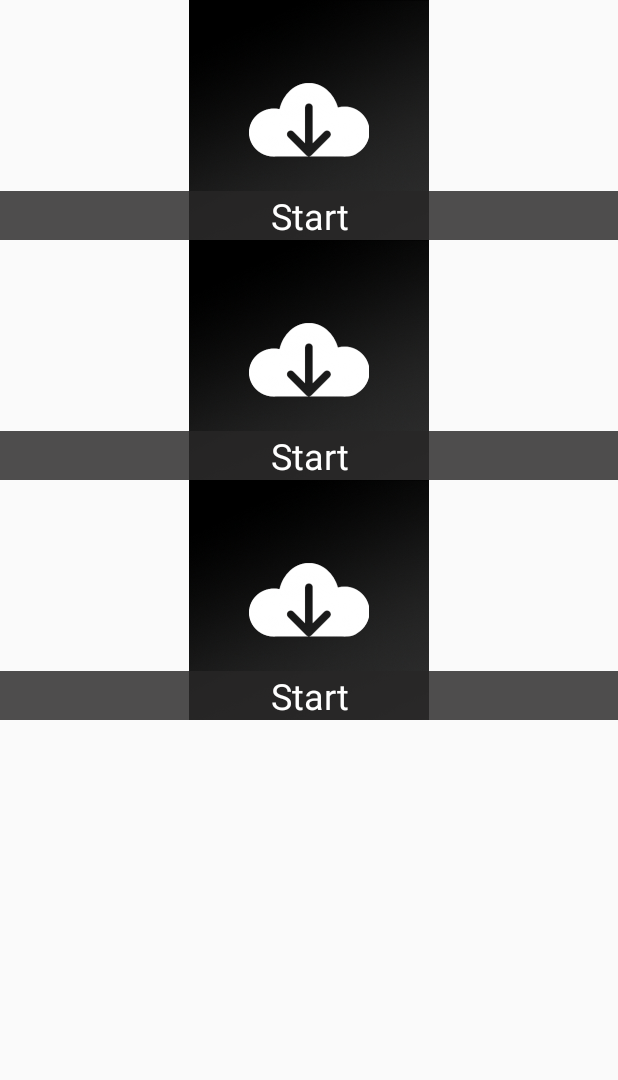
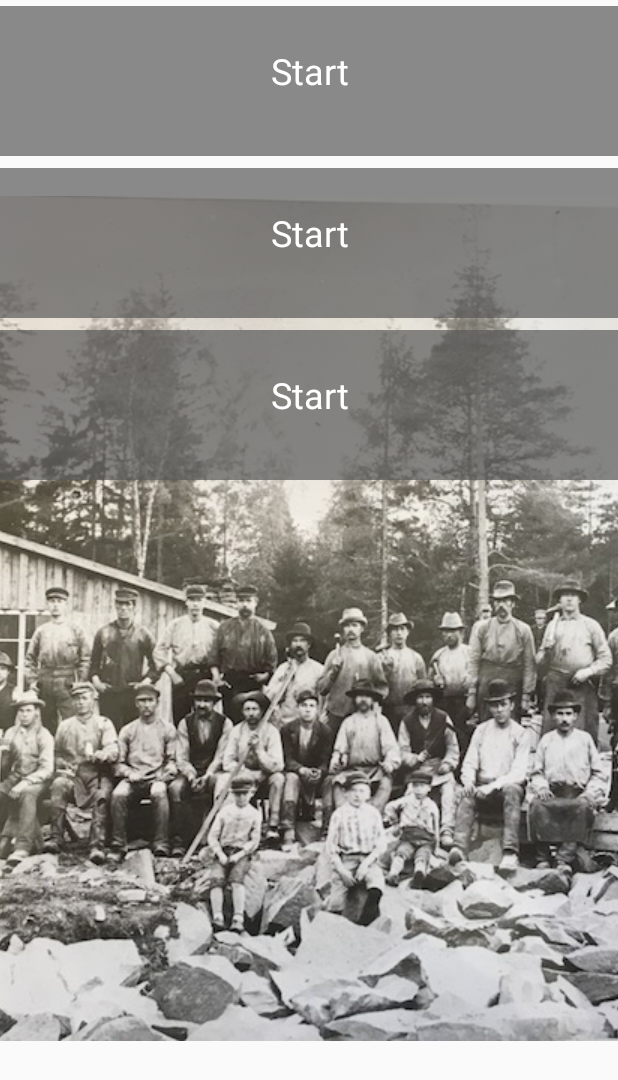
Before and after one commit to dszemenkar/Gylsboda, an Android app: the layout fragment_places_list.xml on its own in the app's theme, with its tools: preview values and no code run, on a phone screen of 412 x 824 dp. Shown: the top 1080 px of the screen. Run offline under Robolectric (Android 15) with nearby library versions, the phone set to English and light mode, and no system bars.

Commit message:
Updated UI

```diff
--- a/app/src/main/java/com/appkompaniet/gylsbodafriluftsmuseum/PlaceDetailsFragment.kt
+++ b/app/src/main/java/com/appkompaniet/gylsbodafriluftsmuseum/PlaceDetailsFragment.kt
@@ -43,7 +43,8 @@ savedInstanceState:Bundle?):View? {
 
             nameText.text = place.name
             descriptionText.text = place.description
-            likeText.text = likes.toString() + " gillar detta."
+            val likeMessage = getString(R.string.likes_text, likes.toString())
+            likeText.text = likeMessage
             Glide.with(imageView).load(pImage).into(imageView)
 
         })
@@ -54,7 +55,8 @@ savedInstanceState:Bundle?):View? {
             val pDesc = descriptionText.text.toString()
             likes = likes + 1
             val updatedPlace = Place(pId, pName, pDesc, likes, pImage)
-            likeText.text = likes.toString() + " gillar detta."
+            val likeMessage = getString(R.string.likes_text, likes.toString())
+            likeText.text = likeMessage
             viewModel.updatePlace(updatedPlace)
         }
 
--- a/app/src/main/java/com/appkompaniet/gylsbodafriluftsmuseum/PlacesListFragment.kt
+++ b/app/src/main/java/com/appkompaniet/gylsbodafriluftsmuseum/PlacesListFragment.kt
@@ -48,7 +48,6 @@ savedInstanceState:Bundle?):View? {
             val place = places[position]
             holder?.placeId = place.id
             holder?.placeName?.text = place.name
-            //Glide.with(holder?.itemView).load(place.image).into(holder?.placeImage)
         }
 
         override fun getItemCount(): Int = places.size
--- a/app/src/main/res/layout/fragment_place_details.xml
+++ b/app/src/main/res/layout/fragment_place_details.xml
@@ -23,6 +23,7 @@
                 android:layout_marginEnd="0dp"
                 android:layout_marginStart="0dp"
                 android:layout_marginTop="0dp"
+                android:scaleType="centerCrop"
                 android:src="@drawable/download"
                 app:layout_constraintEnd_toEndOf="parent"
                 app:layout_constraintStart_toStartOf="parent"
--- a/app/src/main/res/layout/fragment_places_list.xml
+++ b/app/src/main/res/layout/fragment_places_list.xml
@@ -7,6 +7,17 @@
     tools:context="com.appkompaniet.gylsbodafriluftsmuseum.PlacesListFragment">
 
     <!-- TODO: Update blank fragment layout -->
+
+    <ImageView
+        android:id="@+id/imageView2"
+        android:layout_width="wrap_content"
+        android:layout_height="wrap_content"
+        android:scaleType="centerCrop"
+        android:src="@drawable/start"
+        app:layout_constraintBottom_toBottomOf="parent"
+        app:layout_constraintEnd_toEndOf="parent"
+        app:layout_constraintStart_toStartOf="parent"
+        app:layout_constraintTop_toTopOf="parent" />
 
     <android.support.v7.widget.RecyclerView
         android:id="@+id/placesList"
--- a/app/src/main/res/layout/place_item.xml
+++ b/app/src/main/res/layout/place_item.xml
@@ -6,27 +6,31 @@
     android:layout_height="wrap_content">
 
     <ImageView
-        android:id="@+id/placeImage"
+        android:id="@+id/imageView3"
         android:layout_width="0dp"
-        android:layout_height="160dp"
+        android:layout_height="100dp"
+        android:layout_marginBottom="4dp"
+        android:layout_marginTop="4dp"
+        android:alpha="0.7"
+        android:scaleType="centerCrop"
         app:layout_constraintBottom_toBottomOf="parent"
         app:layout_constraintEnd_toEndOf="parent"
         app:layout_constraintStart_toStartOf="parent"
         app:layout_constraintTop_toTopOf="parent"
-        app:srcCompat="@drawable/download" />
+        app:srcCompat="@drawable/view" />
 
     <TextView
         android:id="@+id/placeName"
         android:layout_width="0dp"
-        android:layout_height="wrap_content"
-        android:background="@color/colorPrimaryDark"
+        android:layout_height="47dp"
         android:text="Start"
         android:textAlignment="center"
         android:textAppearance="@style/TextAppearance.AppCompat.Large"
         android:textColor="@android:color/background_light"
         android:textSize="24sp"
-        app:layout_constraintBottom_toBottomOf="@+id/placeImage"
+        app:layout_constraintBottom_toBottomOf="parent"
         app:layout_constraintEnd_toEndOf="parent"
-        app:layout_constraintStart_toStartOf="parent" />
+        app:layout_constraintStart_toStartOf="parent"
+        app:layout_constraintTop_toTopOf="parent" />
 
 </android.support.constraint.ConstraintLayout>
--- a/app/src/main/res/values/strings.xml
+++ b/app/src/main/res/values/strings.xml
@@ -3,4 +3,5 @@
 
     <!-- TODO: Remove or change this placeholder text -->
     <string name="hello_blank_fragment">Hello blank fragment</string>
+    <string name="likes_text">%s gillar detta.</string>
 </resources>
```
Also changed, not shown: app/src/main/res/drawable/start.jpg (added), app/src/main/res/drawable/view.jpg (added).
